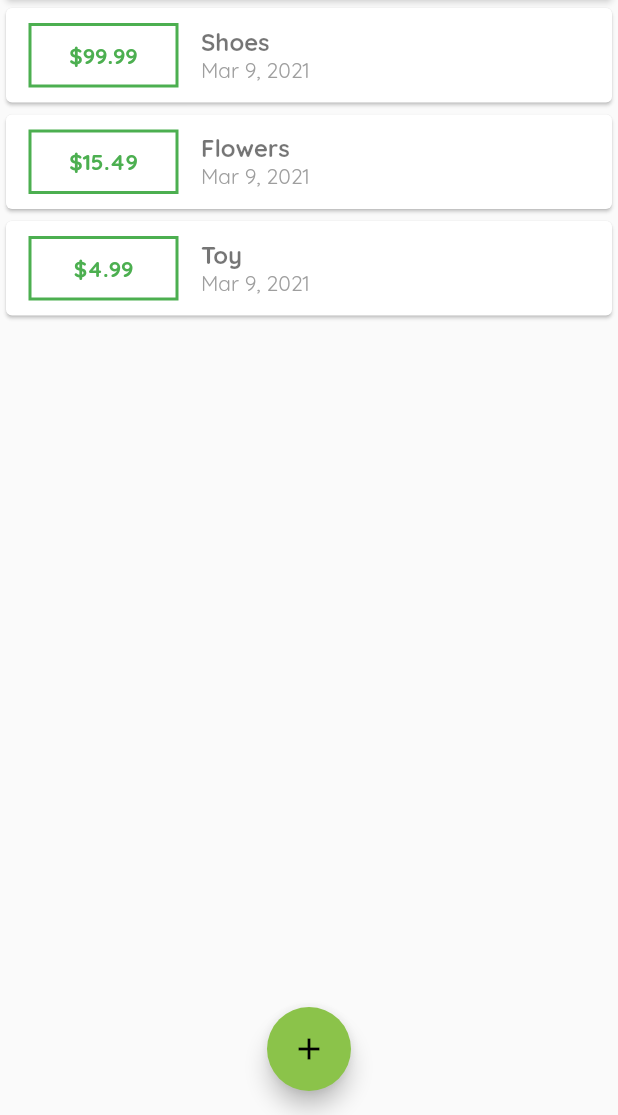
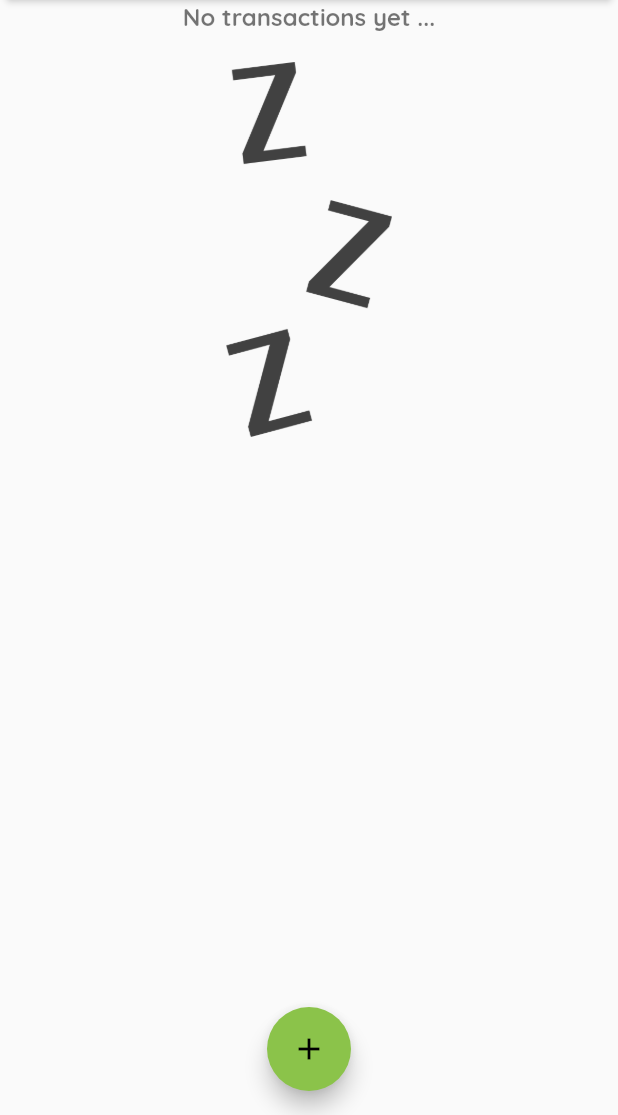
Before and after one commit to timagixe/personal_expenses, a Flutter app: the screen it shows after launch, on a phone screen of 412 x 824 dp, the part 121-1236 px from its top. Run offline on Flutter 3.47's test engine with Material 2 defaults, Android fonts, the phone set to English and light mode, and no system bars.

Commit message:
Add TransactionListEmpty widget; Show TransactionListEmpty if no transactions

```diff
--- a/lib/main.dart
+++ b/lib/main.dart
@@ -47,23 +47,7 @@ class MyHomePage extends StatefulWidget {
 }
 
 class _MyHomePageState extends State<MyHomePage> {
-  final List<Transaction> _userTransactions = [
-    Transaction(
-      title: 'Shoes',
-      amount: 99.99,
-      date: DateTime.now(),
-    ),
-    Transaction(
-      title: 'Flowers',
-      amount: 15.49,
-      date: DateTime.now(),
-    ),
-    Transaction(
-      title: 'Toy',
-      amount: 4.99,
-      date: DateTime.now(),
-    ),
-  ];
+  final List<Transaction> _userTransactions = [];
 
   void _addNewTransaction(String title, double amount) {
     final newTransaction = Transaction(
--- a/lib/widgets/transaction_list.dart
+++ b/lib/widgets/transaction_list.dart
@@ -1,11 +1,11 @@
 import 'package:flutter/material.dart';
-import 'package:intl/intl.dart';
 
 import '../models/transaction.dart';
 import './transaction_item.dart';
+import './transaction_list_empty_.dart';
 
 class TransactionList extends StatelessWidget {
-  List<Transaction> transactions;
+  final List<Transaction> transactions;
 
   TransactionList(this.transactions);
 
@@ -13,7 +13,9 @@ class TransactionList extends StatelessWidget {
   Widget build(BuildContext context) {
     return Container(
       height: 300,
-      child: ListView.builder(
+      child: transactions.isEmpty
+          ? TransactionListEmpty()
+          : ListView.builder(
               itemBuilder: (context, index) {
                 return TransactionItem(
                   title: transactions[index].title,
--- /dev/null
+++ b/lib/widgets/transaction_list_empty_.dart
@@ -0,0 +1,25 @@
+import 'package:flutter/material.dart';
+
+class TransactionListEmpty extends StatelessWidget {
+  @override
+  Widget build(BuildContext context) {
+    return Column(
+      children: [
+        Text(
+          'No transactions yet ...',
+          style: Theme.of(context).textTheme.headline2,
+        ),
+        SizedBox(
+          height: 20,
+        ),
+        Container(
+          height: 250,
+          child: Image.asset(
+            'assets/images/waiting.png',
+            fit: BoxFit.cover,
+          ),
+        ),
+      ],
+    );
+  }
+}
--- a/pubspec.yaml
+++ b/pubspec.yaml
@@ -47,8 +47,8 @@ flutter:
   uses-material-design: true
 
   # To add assets to your application, add an assets section, like this:
-  # assets:
-  #   - images/a_dot_burr.jpeg
+  assets:
+    - assets/images/waiting.png
   #   - images/a_dot_ham.jpeg
 
   # An image asset can refer to one or more resolution-specific "variants", see
```
Also changed, not shown: assets/images/waiting.png (added). Lines whose indentation alone changed are shown as unchanged.
